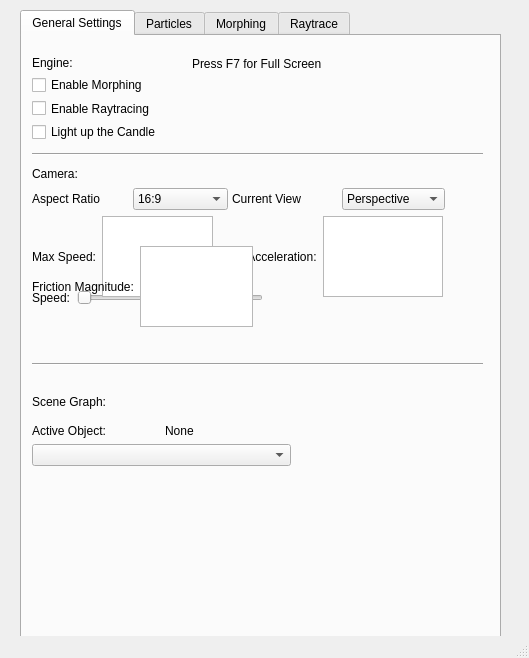
Before: the Qt Designer form src/Qt/mainwindow.ui in UMLComputerGraphics/GraphicsProject, drawn with Qt 5.
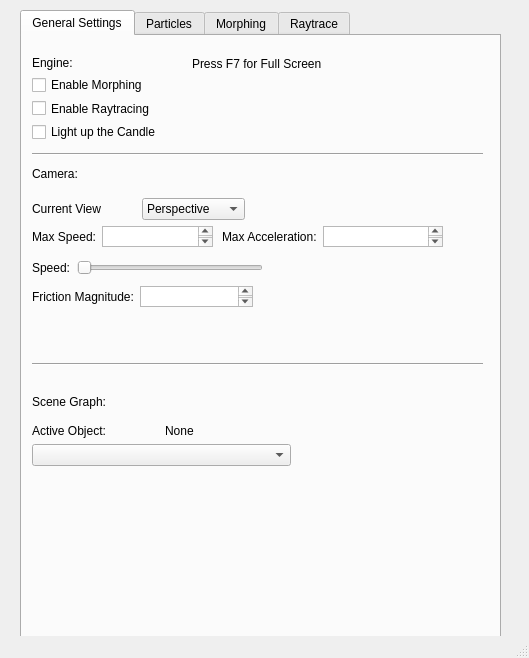
After: the same form once the commit is applied. The open tabs and pages were chosen to show the change.

What changed in the file:
```diff
--- a/src/Qt/mainwindow.ui
+++ b/src/Qt/mainwindow.ui
@@ -170,7 +170,7 @@
       <property name="geometry">
        <rect>
         <x>10</x>
-        <y>250</y>
+        <y>220</y>
         <width>231</width>
         <height>24</height>
        </rect>
@@ -196,42 +196,9 @@
       <property name="geometry">
        <rect>
         <x>10</x>
-        <y>150</y>
-        <width>196</width>
-        <height>26</height>
-       </rect>
-      </property>
-      <layout class="QHBoxLayout" name="horizontalLayout_5">
-       <item>
-        <widget class="QLabel" name="aspectRatioLabel">
-         <property name="text">
-          <string>Aspect Ratio</string>
-         </property>
-        </widget>
-       </item>
-       <item>
-        <widget class="QComboBox" name="aspectRationComboBox">
-         <item>
-          <property name="text">
-           <string>16:9</string>
-          </property>
-         </item>
-         <item>
-          <property name="text">
-           <string>4:3</string>
-          </property>
-         </item>
-        </widget>
-       </item>
-      </layout>
-     </widget>
-     <widget class="QWidget" name="layoutWidget">
-      <property name="geometry">
-       <rect>
-        <x>10</x>
-        <y>180</y>
+        <y>190</y>
         <width>181</width>
-        <height>81</height>
+        <height>21</height>
        </rect>
       </property>
       <layout class="QHBoxLayout" name="horizontalLayout_6">
@@ -251,9 +218,9 @@
       <property name="geometry">
        <rect>
         <x>200</x>
-        <y>180</y>
+        <y>190</y>
         <width>221</width>
-        <height>81</height>
+        <height>21</height>
        </rect>
       </property>
       <layout class="QHBoxLayout" name="horizontalLayout_7">
@@ -273,9 +240,9 @@
       <property name="geometry">
        <rect>
         <x>10</x>
-        <y>210</y>
+        <y>250</y>
         <width>221</width>
-        <height>81</height>
+        <height>21</height>
        </rect>
       </property>
       <layout class="QHBoxLayout" name="horizontalLayout_8">
@@ -294,8 +261,8 @@
      <widget class="QWidget" name="layoutWidget">
       <property name="geometry">
        <rect>
-        <x>210</x>
-        <y>150</y>
+        <x>10</x>
+        <y>160</y>
         <width>213</width>
         <height>26</height>
        </rect>
```
Left out of the diff: 33 changed lines with no effect on the pictures.
